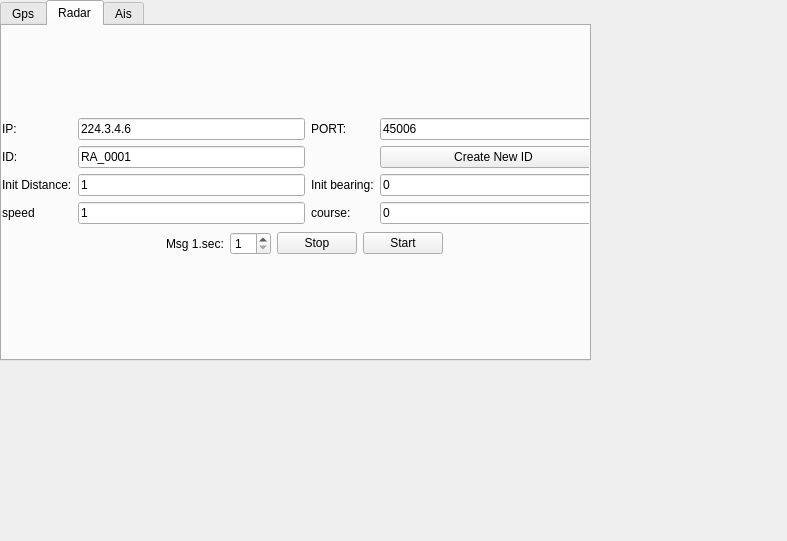
Before: the Qt Designer form src/mainWin.ui in zhoutk/udpTools, drawn with Qt 5.
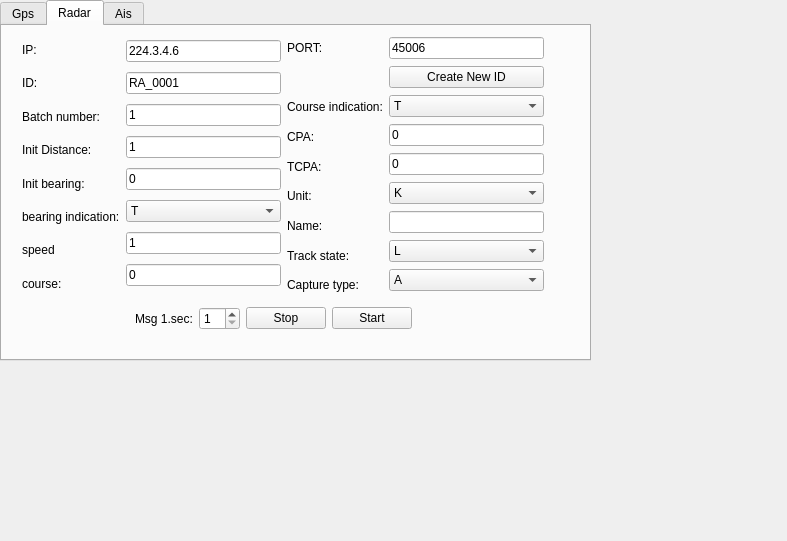
After: the same form once the commit is applied. The open tabs and pages were chosen to show the change.

Commit message: radar is ok.

What changed in the file:
```diff
--- a/src/mainWin.ui
+++ b/src/mainWin.ui
@@ -29,7 +29,7 @@
     <attribute name="title">
      <string>Gps</string>
     </attribute>
-    <widget class="QWidget" name="">
+    <widget class="QWidget" name="layoutWidget">
      <property name="geometry">
       <rect>
        <x>20</x>
@@ -385,17 +385,84 @@
     <attribute name="title">
      <string>Radar</string>
     </attribute>
-    <widget class="QWidget" name="layoutWidget">
+    <widget class="QWidget" name="">
      <property name="geometry">
       <rect>
-       <x>0</x>
-       <y>90</y>
-       <width>605</width>
-       <height>141</height>
+       <x>90</x>
+       <y>280</y>
+       <width>362</width>
+       <height>25</height>
       </rect>
      </property>
-     <layout class="QVBoxLayout" name="verticalLayout_9">
+     <layout class="QHBoxLayout" name="horizontalLayout_4">
       <item>
+       <spacer name="horizontalSpacer_3">
+        <property name="orientation">
+         <enum>Qt::Horizontal</enum>
+        </property>
+        <property name="sizeHint" stdset="0">
+         <size>
+          <width>40</width>
+          <height>20</height>
+         </size>
+        </property>
+       </spacer>
+      </item>
+      <item>
+       <widget class="QLabel" name="label_14">
+        <property name="text">
+         <string>Msg 1.sec:</string>
+        </property>
+       </widget>
+      </item>
+      <item>
+       <widget class="QSpinBox" name="radarSpinBox">
+        <property name="minimum">
+         <number>1</number>
+        </property>
+        <property name="value">
+         <number>1</number>
+        </property>
+       </widget>
+      </item>
+      <item>
+       <widget class="QPushButton" name="btnRadarStop">
+        <property name="text">
+         <string>Stop</string>
+        </property>
+       </widget>
+      </item>
+      <item>
+       <widget class="QPushButton" name="btnRadarStart">
+        <property name="text">
+         <string>Start</string>
+        </property>
+       </widget>
+      </item>
+      <item>
+       <spacer name="horizontalSpacer_4">
+        <property name="orientation">
+         <enum>Qt::Horizontal</enum>
+        </property>
+        <property name="sizeHint" stdset="0">
+         <size>
+          <width>40</width>
+          <height>20</height>
+         </size>
+        </property>
+       </spacer>
+      </item>
+     </layout>
+    </widget>
+    <widget class="QWidget" name="">
+     <property name="geometry">
+      <rect>
+       <x>20</x>
+       <y>10</y>
+       <width>522</width>
+       <height>261</height>
+      </rect>
+     </property>
        <layout class="QHBoxLayout" name="horizontalLayout_3">
         <item>
          <layout class="QVBoxLayout" name="verticalLayout_5">
@@ -413,6 +480,13 @@
             </property>
            </widget>
           </item>
+        <item>
+         <widget class="QLabel" name="label_40">
+          <property name="text">
+           <string>Batch number:</string>
+          </property>
+         </widget>
+        </item>
           <item>
            <widget class="QLabel" name="label_12">
             <property name="text">
@@ -420,6 +494,20 @@
             </property>
            </widget>
           </item>
+        <item>
+         <widget class="QLabel" name="label_30">
+          <property name="text">
+           <string>Init bearing:</string>
+          </property>
+         </widget>
+        </item>
+        <item>
+         <widget class="QLabel" name="course_2">
+          <property name="text">
+           <string>bearing indication:</string>
+          </property>
+         </widget>
+        </item>
           <item>
            <widget class="QLabel" name="label_29">
             <property name="text">
@@ -427,6 +515,13 @@
             </property>
            </widget>
           </item>
+        <item>
+         <widget class="QLabel" name="course">
+          <property name="text">
+           <string>course:</string>
+          </property>
+         </widget>
+        </item>
          </layout>
         </item>
         <item>
@@ -445,6 +540,13 @@
             </property>
            </widget>
           </item>
+        <item>
+         <widget class="QLineEdit" name="radarBatchNumber">
+          <property name="text">
+           <string>1</string>
+          </property>
+         </widget>
+        </item>
           <item>
            <widget class="QLineEdit" name="radarSpeed">
             <property name="text">
@@ -452,6 +554,27 @@
             </property>
            </widget>
           </item>
+        <item>
+         <widget class="QLineEdit" name="RadarDirection">
+          <property name="text">
+           <string>0</string>
+          </property>
+         </widget>
+        </item>
+        <item>
+         <widget class="QComboBox" name="radarBearingIndication">
+          <item>
+           <property name="text">
+            <string>T</string>
+           </property>
+          </item>
+          <item>
+           <property name="text">
+            <string>R</string>
+           </property>
+          </item>
+         </widget>
+        </item>
           <item>
            <widget class="QLineEdit" name="radarVelocity">
             <property name="text">
@@ -459,6 +582,13 @@
             </property>
            </widget>
           </item>
+        <item>
+         <widget class="QLineEdit" name="radarCourse">
+          <property name="text">
+           <string>0</string>
+          </property>
+         </widget>
+        </item>
          </layout>
         </item>
         <item>
@@ -478,16 +608,51 @@
            </widget>
           </item>
           <item>
-           <widget class="QLabel" name="label_30">
+         <widget class="QLabel" name="course_3">
             <property name="text">
-             <string>Init bearing:</string>
+           <string>Course indication:</string>
             </property>
            </widget>
           </item>
           <item>
-           <widget class="QLabel" name="course">
+         <widget class="QLabel" name="course_4">
             <property name="text">
-             <string>course:</string>
+           <string>CPA:</string>
+          </property>
+         </widget>
+        </item>
+        <item>
+         <widget class="QLabel" name="course_5">
+          <property name="text">
+           <string>TCPA:</string>
+          </property>
+         </widget>
+        </item>
+        <item>
+         <widget class="QLabel" name="course_6">
+          <property name="text">
+           <string>Unit:</string>
+          </property>
+         </widget>
+        </item>
+        <item>
+         <widget class="QLabel" name="course_7">
+          <property name="text">
+           <string>Name:</string>
+          </property>
+         </widget>
+        </item>
+        <item>
+         <widget class="QLabel" name="course_8">
+          <property name="text">
+           <string>Track state:</string>
+          </property>
+         </widget>
+        </item>
+        <item>
+         <widget class="QLabel" name="course_9">
+          <property name="text">
+           <string>Capture type:</string>
             </property>
            </widget>
           </item>
@@ -510,81 +675,96 @@
            </widget>
           </item>
           <item>
-           <widget class="QLineEdit" name="RadarDirection">
+         <widget class="QComboBox" name="radarCourseIndication">
+          <item>
             <property name="text">
+            <string>T</string>
+           </property>
+          </item>
+          <item>
+           <property name="text">
+            <string>R</string>
+           </property>
+          </item>
+         </widget>
+        </item>
+        <item>
+         <widget class="QLineEdit" name="radarCPA">
+          <property name="text">
              <string>0</string>
             </property>
            </widget>
           </item>
           <item>
-           <widget class="QLineEdit" name="radarCourse">
+         <widget class="QLineEdit" name="radarTCPA">
             <property name="text">
              <string>0</string>
             </property>
            </widget>
           </item>
-         </layout>
-        </item>
-       </layout>
-      </item>
       <item>
-       <layout class="QHBoxLayout" name="horizontalLayout_4">
+         <widget class="QComboBox" name="radarUnit">
         <item>
-         <spacer name="horizontalSpacer_3">
-          <property name="orientation">
-           <enum>Qt::Horizontal</enum>
-          </property>
-          <property name="sizeHint" stdset="0">
-           <size>
-            <width>40</width>
-            <height>20</height>
-           </size>
-          </property>
-         </spacer>
+           <property name="text">
+            <string>K</string>
+           </property>
+          </item>
+          <item>
+           <property name="text">
+            <string>N</string>
+           </property>
         </item>
         <item>
-         <widget class="QLabel" name="label_14">
           <property name="text">
-           <string>Msg 1.sec:</string>
-          </property>
+            <string>S</string>
+           </property>
+          </item>
          </widget>
         </item>
         <item>
-         <widget class="QSpinBox" name="radarSpinBox">
-          <property name="minimum">
-           <number>1</number>
+         <widget class="QLineEdit" name="radarName">
+          <property name="text">
+           <string/>
           </property>
-          <property name="value">
-           <number>1</number>
-          </property>
          </widget>
         </item>
         <item>
-         <widget class="QPushButton" name="btnRadarStop">
+         <widget class="QComboBox" name="radarTrackState">
+          <item>
           <property name="text">
-           <string>Stop</string>
-          </property>
-         </widget>
+            <string>L</string>
+           </property>
         </item>
         <item>
-         <widget class="QPushButton" name="btnRadarStart">
           <property name="text">
-           <string>Start</string>
-          </property>
+            <string>Q</string>
+           </property>
+          </item>
+          <item>
+           <property name="text">
+            <string>T</string>
+           </property>
+          </item>
          </widget>
         </item>
         <item>
-         <spacer name="horizontalSpacer_4">
-          <property name="orientation">
-           <enum>Qt::Horizontal</enum>
-          </property>
-          <property name="sizeHint" stdset="0">
-           <size>
-            <width>40</width>
-            <height>20</height>
-           </size>
-          </property>
-         </spacer>
+         <widget class="QComboBox" name="radarCaptureType">
+          <item>
+           <property name="text">
+            <string>A</string>
+           </property>
+          </item>
+          <item>
+           <property name="text">
+            <string>M</string>
+           </property>
+          </item>
+          <item>
+           <property name="text">
+            <string>R</string>
+           </property>
+          </item>
+         </widget>
         </item>
        </layout>
       </item>
```
Left out of the diff: 49 changed lines with no effect on the pictures. Lines whose indentation alone changed are shown as unchanged. The commit also changes 2 other files.
